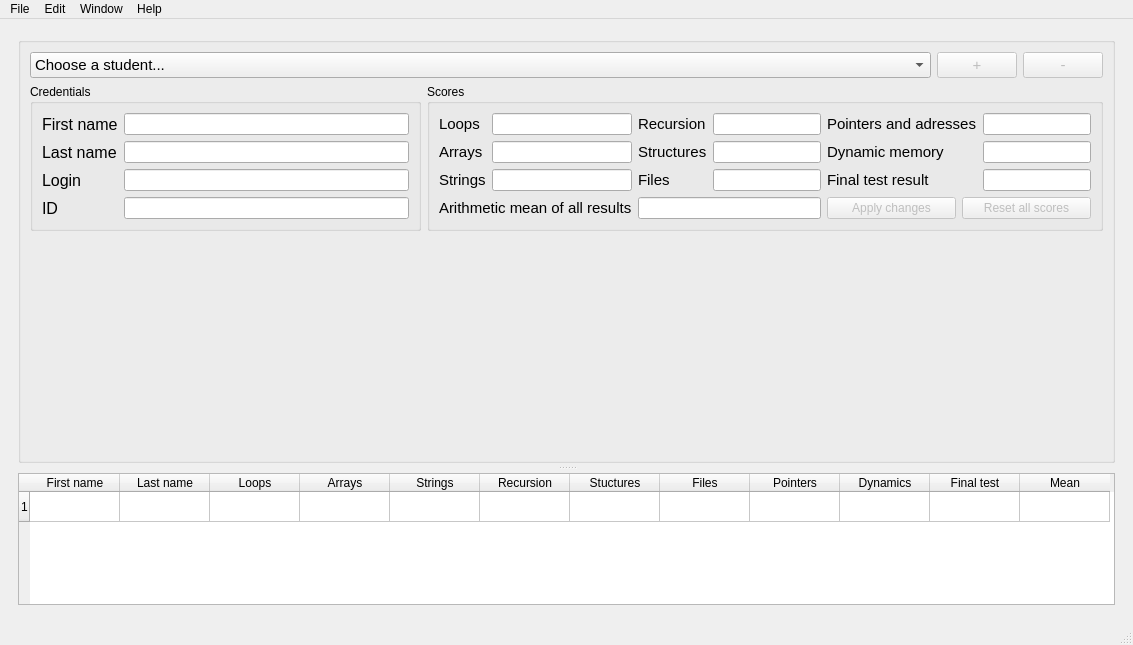
Old version of the form src/qt/mainwindow_teach.ui in the repository tushino-llc/ProTest.
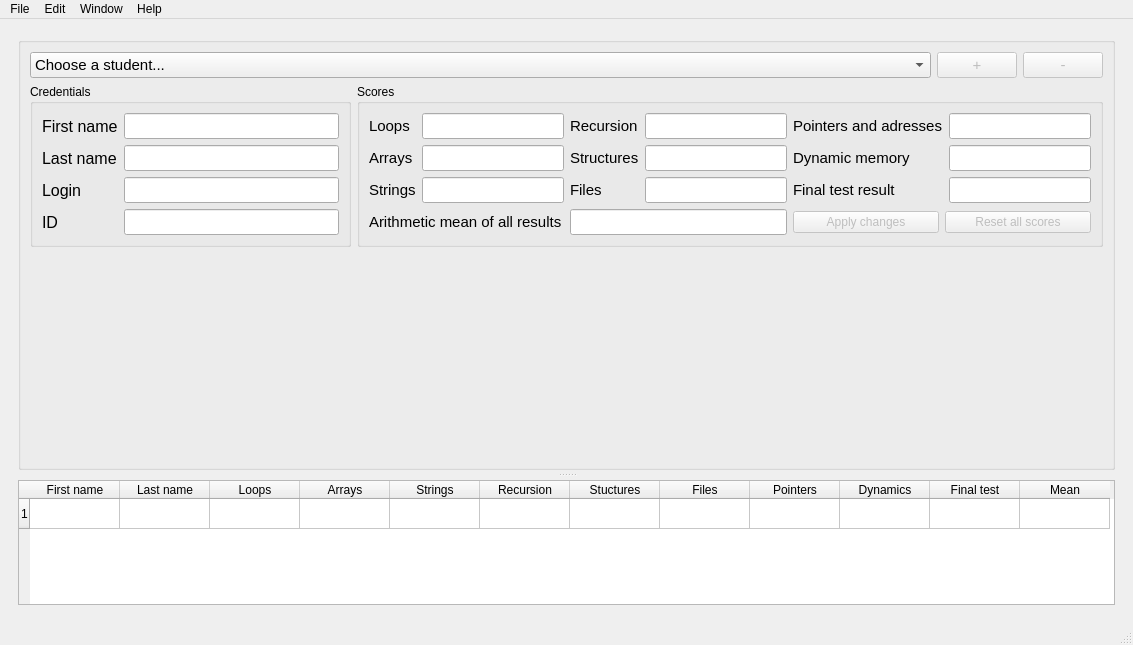
New version of the form. The open tabs and pages were chosen to show the change.

Commit message: Anton: change UI font size 10→11

```diff
--- a/src/qt/mainwindow_teach.ui
+++ b/src/qt/mainwindow_teach.ui
@@ -140,6 +140,11 @@
                    </item>
                    <item row="0" column="1">
                     <widget class="QLineEdit" name="lineFN">
+                     <property name="font">
+                      <font>
+                       <pointsize>11</pointsize>
+                      </font>
+                     </property>
                      <property name="readOnly">
                       <bool>true</bool>
                      </property>
@@ -162,6 +167,11 @@
                    </item>
                    <item row="1" column="1">
                     <widget class="QLineEdit" name="lineLN">
+                     <property name="font">
+                      <font>
+                       <pointsize>11</pointsize>
+                      </font>
+                     </property>
                      <property name="readOnly">
                       <bool>true</bool>
                      </property>
@@ -184,6 +194,11 @@
                    </item>
                    <item row="2" column="1">
                     <widget class="QLineEdit" name="lineLogin">
+                     <property name="font">
+                      <font>
+                       <pointsize>11</pointsize>
+                      </font>
+                     </property>
                      <property name="readOnly">
                       <bool>true</bool>
                      </property>
@@ -203,6 +218,11 @@
                    </item>
                    <item row="3" column="1">
                     <widget class="QLineEdit" name="lineID">
+                     <property name="font">
+                      <font>
+                       <pointsize>11</pointsize>
+                      </font>
+                     </property>
                      <property name="readOnly">
                       <bool>true</bool>
                      </property>
@@ -238,6 +258,11 @@
                    </item>
                    <item row="0" column="1">
                     <widget class="QLineEdit" name="lineRecursion">
+                     <property name="font">
+                      <font>
+                       <pointsize>11</pointsize>
+                      </font>
+                     </property>
                      <property name="readOnly">
                       <bool>true</bool>
                      </property>
@@ -275,6 +300,11 @@
                    </item>
                    <item row="1" column="1">
                     <widget class="QLineEdit" name="lineStructures">
+                     <property name="font">
+                      <font>
+                       <pointsize>11</pointsize>
+                      </font>
+                     </property>
                      <property name="readOnly">
                       <bool>true</bool>
                      </property>
@@ -282,6 +312,11 @@
                    </item>
                    <item row="2" column="1">
                     <widget class="QLineEdit" name="lineFiles">
+                     <property name="font">
+                      <font>
+                       <pointsize>11</pointsize>
+                      </font>
+                     </property>
                      <property name="readOnly">
                       <bool>true</bool>
                      </property>
@@ -338,6 +373,11 @@
                    </item>
                    <item row="0" column="1">
                     <widget class="QLineEdit" name="linePointers">
+                     <property name="font">
+                      <font>
+                       <pointsize>11</pointsize>
+                      </font>
+                     </property>
                      <property name="readOnly">
                       <bool>true</bool>
                      </property>
@@ -345,6 +385,11 @@
                    </item>
                    <item row="1" column="1">
                     <widget class="QLineEdit" name="lineDyn_Mem">
+                     <property name="font">
+                      <font>
+                       <pointsize>11</pointsize>
+                      </font>
+                     </property>
                      <property name="readOnly">
                       <bool>true</bool>
                      </property>
@@ -352,6 +397,11 @@
                    </item>
                    <item row="2" column="1">
                     <widget class="QLineEdit" name="lineFinal">
+                     <property name="font">
+                      <font>
+                       <pointsize>11</pointsize>
+                      </font>
+                     </property>
                      <property name="readOnly">
                       <bool>true</bool>
                      </property>
@@ -361,6 +411,11 @@
                  </item>
                  <item row="2" column="1">
                   <widget class="QLineEdit" name="lineMean">
+                   <property name="font">
+                    <font>
+                     <pointsize>11</pointsize>
+                    </font>
+                   </property>
                    <property name="readOnly">
                     <bool>true</bool>
                    </property>
@@ -406,6 +461,11 @@
                        <verstretch>0</verstretch>
                       </sizepolicy>
                      </property>
+                     <property name="font">
+                      <font>
+                       <pointsize>11</pointsize>
+                      </font>
+                     </property>
                      <property name="inputMethodHints">
                       <set>Qt::ImhDigitsOnly</set>
                      </property>
@@ -416,6 +476,11 @@
                    </item>
                    <item row="1" column="1">
                     <widget class="QLineEdit" name="lineArrays">
+                     <property name="font">
+                      <font>
+                       <pointsize>11</pointsize>
+                      </font>
+                     </property>
                      <property name="readOnly">
                       <bool>true</bool>
                      </property>
@@ -423,6 +488,11 @@
                    </item>
                    <item row="2" column="1">
                     <widget class="QLineEdit" name="lineStrings">
+                     <property name="font">
+                      <font>
+                       <pointsize>11</pointsize>
+                      </font>
+                     </property>
                      <property name="readOnly">
                       <bool>true</bool>
                      </property>
```
Left out of the diff: 52 changed lines with no effect on the pictures. The commit also changes 4 other files.
